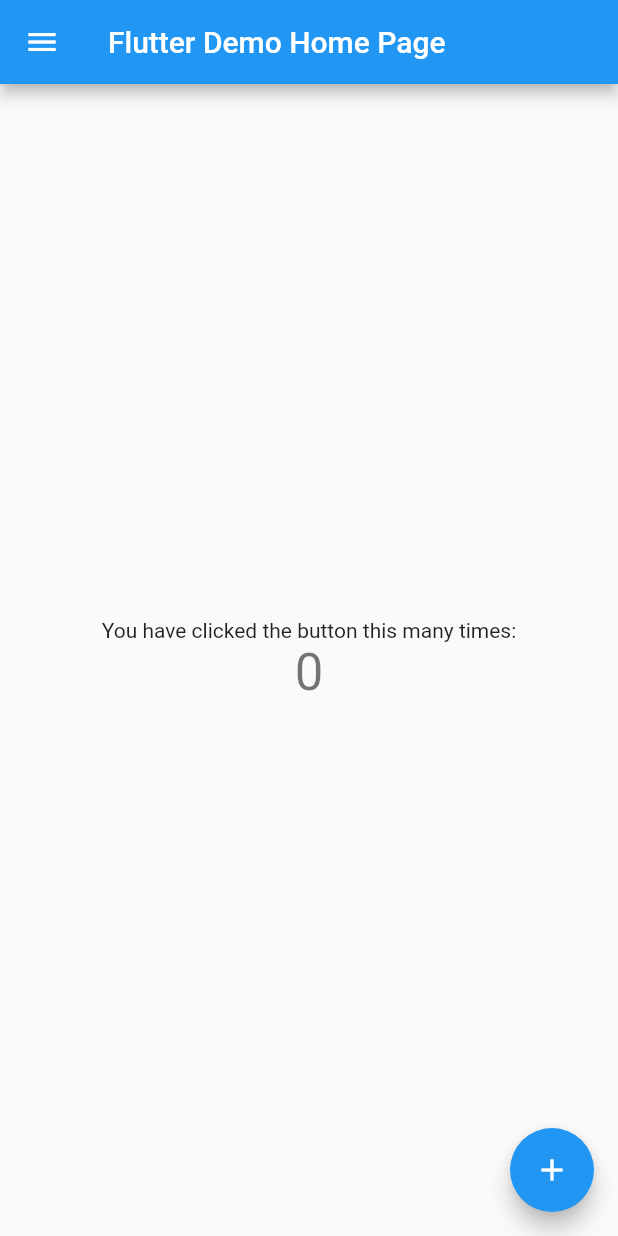
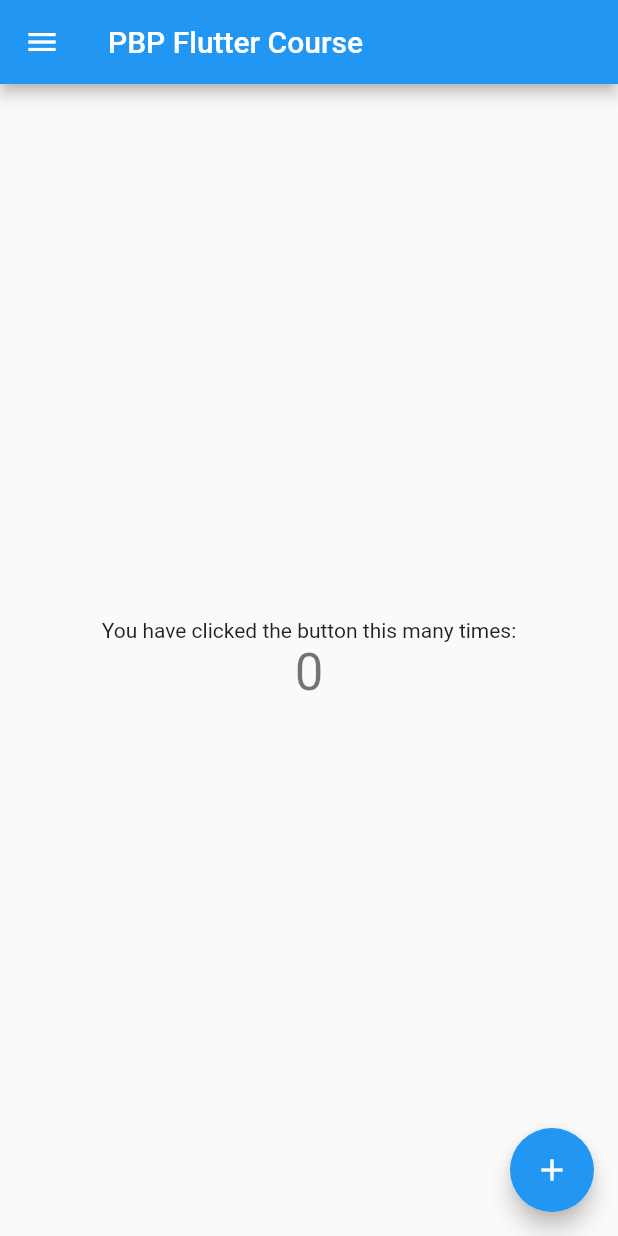
Before and after one commit to navisraditya/FlutterProjectPBP, a Flutter app: the screen it shows after launch, on a phone screen of 412 x 824 dp. Run offline on Flutter 3.47's test engine with Material 2 defaults, Android fonts, the phone set to English and light mode, and no system bars.

Commit message:
Tugas 7 Done

```diff
--- a/lib/main.dart
+++ b/lib/main.dart
@@ -12,7 +12,7 @@ class MyApp extends StatelessWidget {
   @override
   Widget build(BuildContext context) {
     return MaterialApp(
-      title: 'Flutter Demo',
+      title: 'navisraditya for PBP',
       theme: ThemeData(
         primarySwatch: Colors.blue,
       ),
@@ -24,7 +24,7 @@ class MyApp extends StatelessWidget {
 class MyHomePage extends StatefulWidget {
   const MyHomePage({super.key});
 
-  final String title = 'Flutter Demo Home Page';
+  final String title = 'PBP Flutter Course';
 
   @override
   State<MyHomePage> createState() => _MyHomePageState();
```
